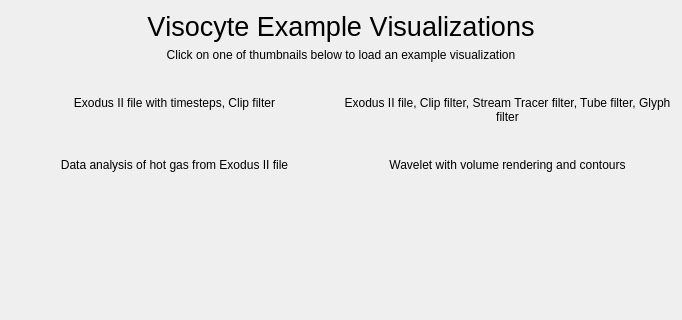
satya-arjunan/visocyteold, file Qt/ApplicationComponents/Resources/UI/pqExampleVisualizationsDialog.ui: the form before one commit; both pictures show x 0 to 682 and y 0 to 320 of the 682 by 666 pixel window.
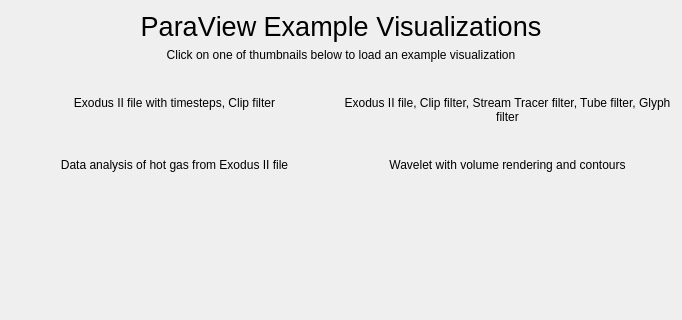
The form after the commit. Icons and pictures are not drawn.

The edit to the form file:
```diff
--- a/Qt/ApplicationComponents/Resources/UI/pqExampleVisualizationsDialog.ui
+++ b/Qt/ApplicationComponents/Resources/UI/pqExampleVisualizationsDialog.ui
@@ -65,7 +65,7 @@
       </font>
      </property>
      <property name="text">
-      <string>Visocyte Example Visualizations</string>
+      <string>ParaView Example Visualizations</string>
      </property>
      <property name="alignment">
       <set>Qt::AlignCenter</set>
```
Left out of the diff: 2 changed lines with no effect on the pictures.
